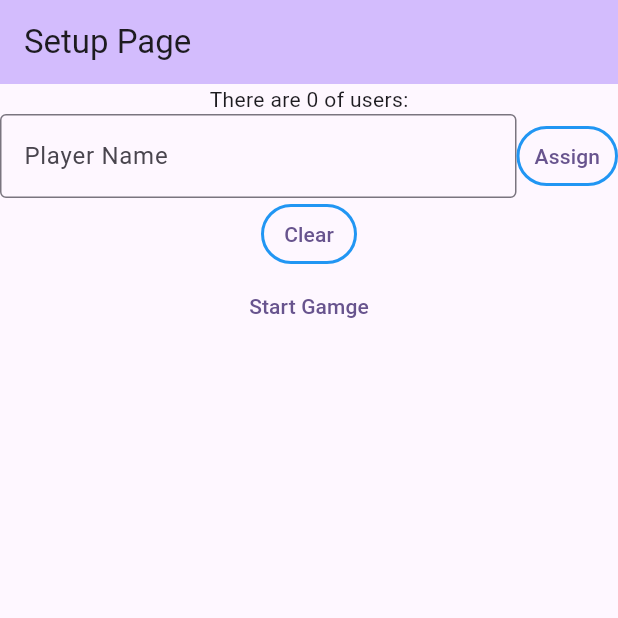
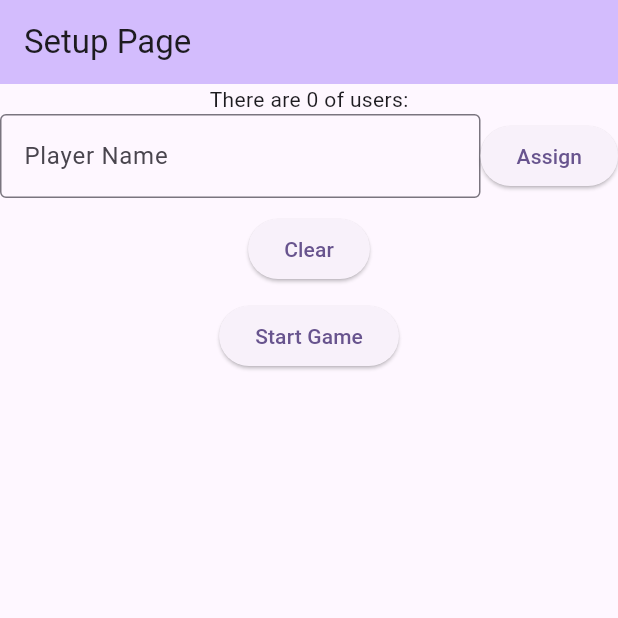
Before and after one commit to umurcg/who_is_cahil, a Flutter app: the screen it shows after launch, after a tap on "Assign", on a phone screen of 412 x 824 dp, the top half of it. Run offline on Flutter 3.47's test engine with Material 3 defaults, Android fonts, the phone set to English and light mode, and no system bars; missing offline and left inert: dart:ffi.

Commit message:
Add game session page and game state implementation

```diff
--- a/lib/game_state.dart
+++ b/lib/game_state.dart
@@ -1,10 +1,16 @@
+import 'dart:ffi';
 import 'dart:math';
-
 import 'package:flutter/material.dart';
 
 class GameState extends ChangeNotifier {
+
   List<String> playerNames = [];
+  List<String> words;
   int ignorantPlayerIndex = -1;
+  String pickedWord="";
+  final random= Random();
+
+  GameState(this.words);
 
 
   void addNewPlayer(String name) {
@@ -21,7 +27,19 @@ class GameState extends ChangeNotifier {
     if (playerNames.isNotEmpty) {
       final random = Random();
       ignorantPlayerIndex = random.nextInt(playerNames.length);
+      pickedWord=pickRandomWord();
       notifyListeners();
     }
   }
+
+  void exitGame(){
+    pickedWord="";
+  }
+
+  String pickRandomWord(){
+    if(words.isEmpty){
+        return "No words available";
+    }
+    return words[random.nextInt(words.length)];
+  }
 }
--- a/lib/main.dart
+++ b/lib/main.dart
@@ -3,19 +3,37 @@ import 'package:provider/provider.dart';
 import 'package:who_is_cahil/game_session_page.dart';
 import 'package:who_is_cahil/game_state.dart';
 import 'package:who_is_cahil/setup_page.dart';
+import 'dart:convert';
+import 'package:flutter/services.dart';
 
-void main() {
-  runApp(const MyApp());
+Future<List<String>> loadWordList() async {
+  // Load the JSON string
+  String jsonString = await rootBundle.loadString('assets/words_tr.json');
+  // Decode the JSON string into a dynamic structure
+  var jsonMap = json.decode(jsonString);
+  // Convert the dynamic list into a List<String>
+  List<String> words = List<String>.from(jsonMap['words']);
+  return words;
+}
+
+void main() async{
+  WidgetsFlutterBinding.ensureInitialized();
+  List<String> words = await loadWordList();
+  runApp(MyApp(words));
+
 }
 
 class MyApp extends StatelessWidget {
-  const MyApp({super.key});
+  final List<String> words;
+
+  const MyApp(this.words, {super.key});
 
   // This widget is the root of your application.
+
   @override
   Widget build(BuildContext context) {
     return ChangeNotifierProvider(
-      create: (context) => GameState(),
+      create: (context) => GameState(words),
       child: MaterialApp(
         title: 'Who Is Cahil',
         theme: ThemeData(
--- a/lib/setup_page.dart
+++ b/lib/setup_page.dart
@@ -30,8 +30,10 @@ class _SetupPageState extends State<SetupPage> {
       gameState.clearUsers();
     }
 
-    var buttonStyle = ButtonStyle(
-                      side: MaterialStateProperty.all(const BorderSide(color: Colors.blue, width: 2)));
+    void startGame() {
+      gameState.startGame();
+      Navigator.pushNamed(context, '/gameSession');
+    }
 
     return Scaffold(
         appBar: AppBar(
@@ -53,25 +55,20 @@ class _SetupPageState extends State<SetupPage> {
                     ),
                   ),
                 ),
-                TextButton(
+                ElevatedButton(
                   onPressed: assignNewUser,
-                  style: buttonStyle,
                   child: const Text("Assign"),
                 ),
               ],
             ),
-            TextButton(
-              onPressed: clearUsers,
-              style: buttonStyle,
-              child: const Text("Clear"))
-            ,
-            TextButton(onPressed:
-            (){
-              gameState.startGame();
-              Navigator.pushNamed(context, '/gameSession');
-            }, child: const Text("Start Gamge"))
+            const SizedBox(height: 10),
+            ElevatedButton(onPressed: clearUsers, child: const Text("Clear")),
+            const SizedBox(height: 10),
+            ElevatedButton(
+              onPressed: startGame,
+              child: const Text("Start Game")
+            )
           ],
-
         ));
   }
 
--- a/pubspec.yaml
+++ b/pubspec.yaml
@@ -53,6 +53,8 @@ dev_dependencies:
 
 # The following section is specific to Flutter packages.
 flutter:
+  assets:
+    - assets/words_tr.json
 
   # The following line ensures that the Material Icons font is
   # included with your application, so that you can use the icons in
```
Also changed, not shown: assets/words_tr.json (added, +63 -0 lines), lib/game_session_page.dart (+19 -8 lines).
